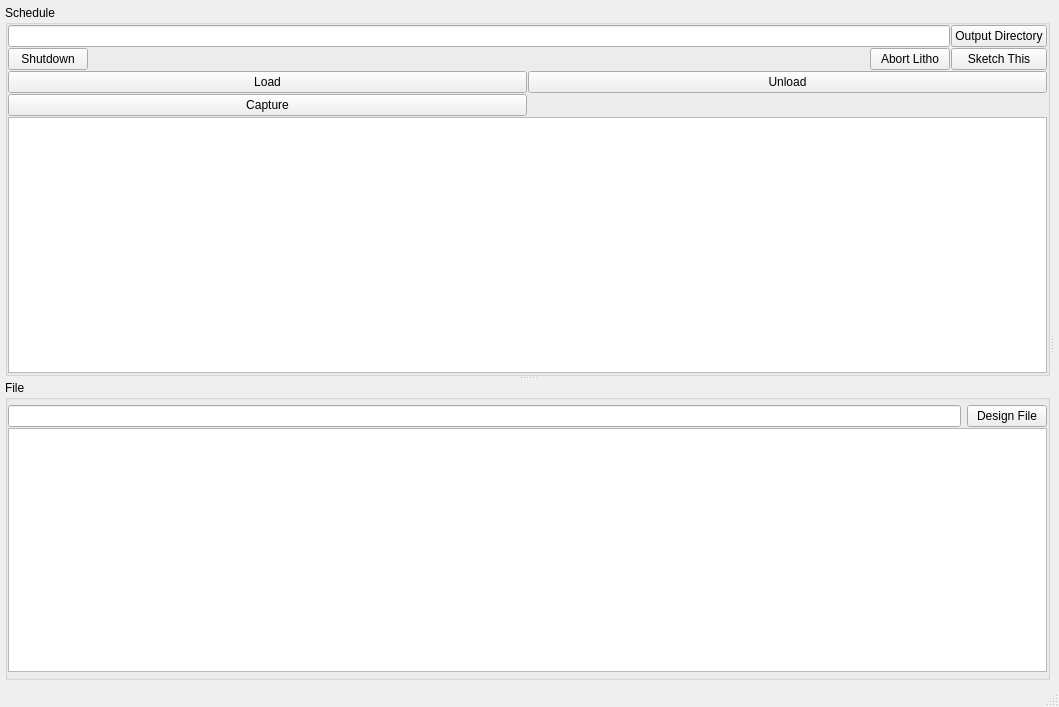
Qt form mainwindow2.ui (MerlinSmiles/lithocontrol) before a commit.
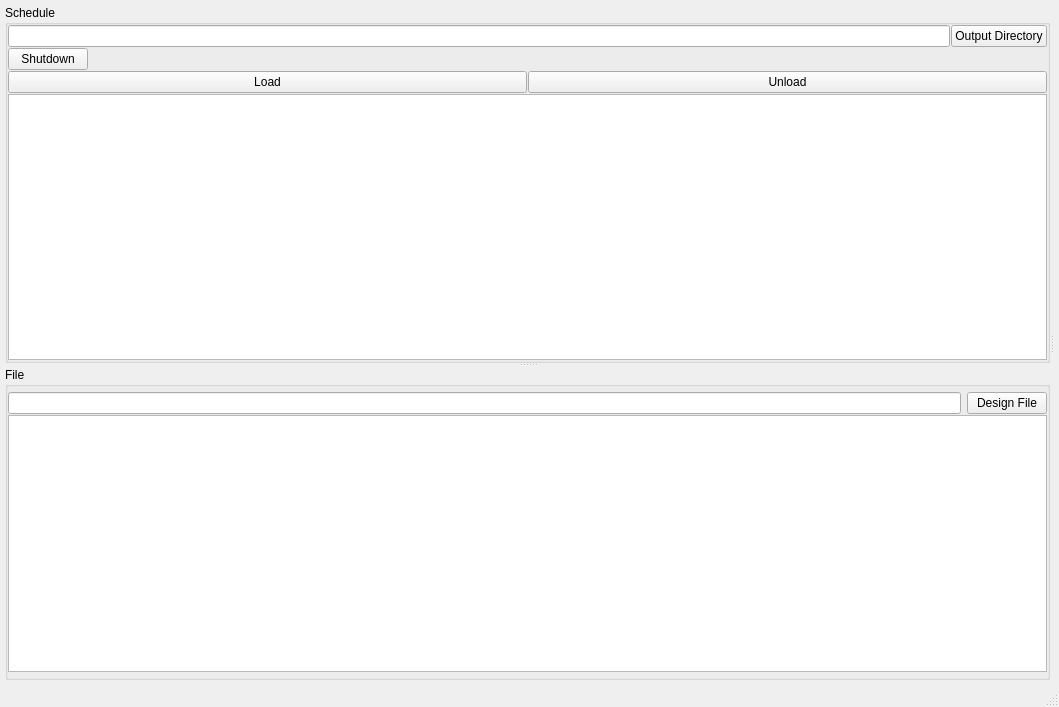
The same form after that commit.

The edit to the form file:
```diff
--- a/mainwindow2.ui
+++ b/mainwindow2.ui
@@ -108,13 +108,6 @@
              </property>
             </widget>
            </item>
-           <item row="1" column="2">
-            <widget class="QPushButton" name="sketchThis">
-             <property name="text">
-              <string>Sketch This</string>
-             </property>
-            </widget>
-           </item>
            <item row="1" column="0">
             <layout class="QHBoxLayout" name="horizontalLayout_2">
              <item>
@@ -137,13 +130,6 @@
                </property>
               </spacer>
              </item>
-             <item>
-              <widget class="QPushButton" name="abortLitho">
-               <property name="text">
-                <string>Abort Litho</string>
-               </property>
-              </widget>
-             </item>
             </layout>
            </item>
           </layout>
@@ -164,13 +150,6 @@
              </property>
             </widget>
            </item>
-           <item row="2" column="0">
-            <widget class="QPushButton" name="butCapture">
-             <property name="text">
-              <string>Capture</string>
-             </property>
-            </widget>
-           </item>
           </layout>
          </item>
          <item>
```
